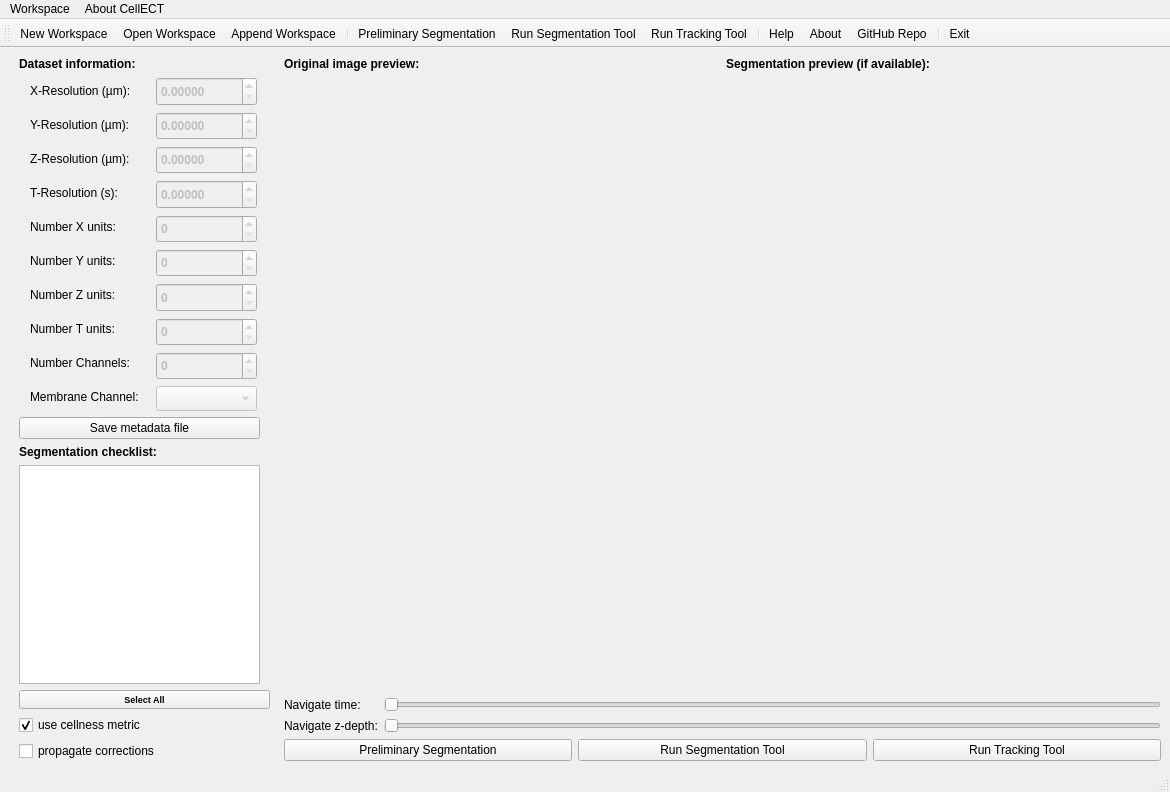
Above: CellECT/gui/layout.ui from ddiana/CellECT before the change. Below: the same form after it.
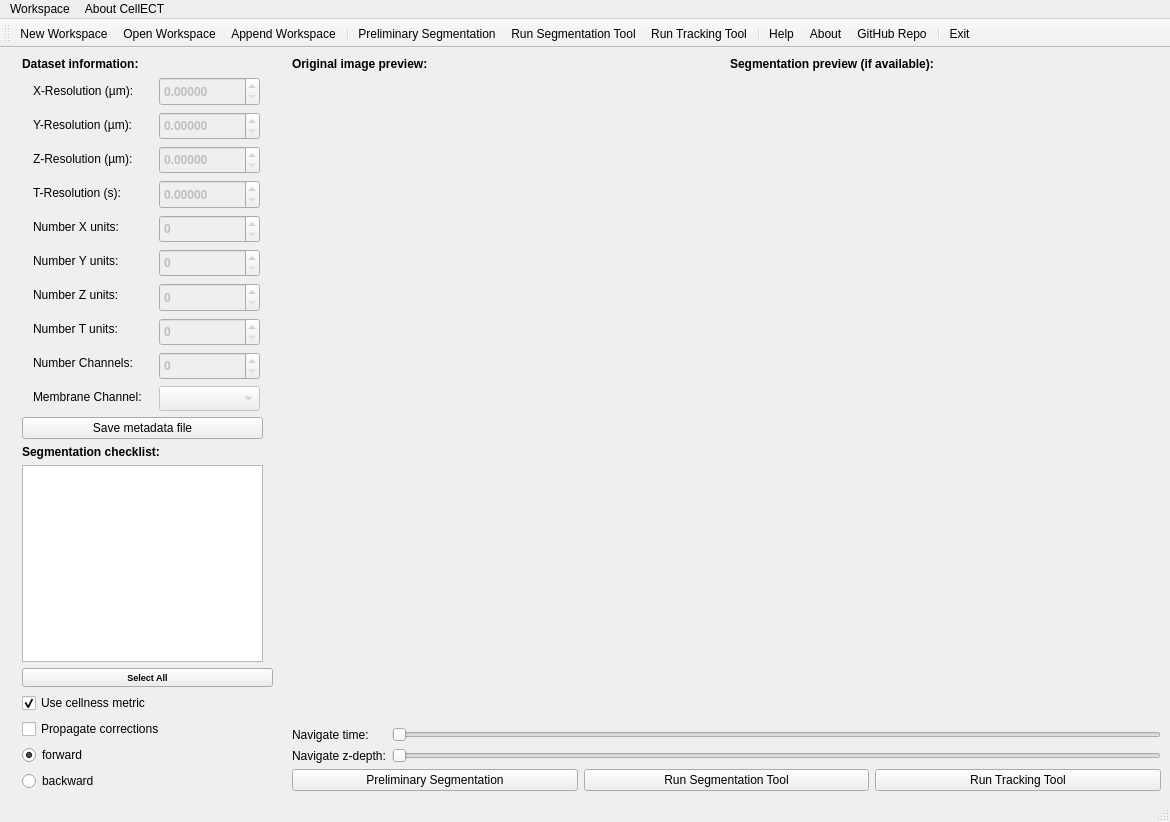
That is the form after the change. Icons and pictures are not drawn.

Commit message: implemeted propagate forward

The edit to the form file:
```diff
--- a/CellECT/gui/layout.ui
+++ b/CellECT/gui/layout.ui
@@ -7,7 +7,7 @@
     <x>0</x>
     <y>0</y>
     <width>1170</width>
-    <height>792</height>
+    <height>822</height>
    </rect>
   </property>
   <property name="sizePolicy">
@@ -31,8 +31,8 @@
       </property>
       <property name="sizeHint" stdset="0">
        <size>
-        <width>10</width>
-        <height>20</height>
+        <width>13</width>
+        <height>17</height>
        </size>
       </property>
      </spacer>
@@ -681,7 +681,7 @@
          </sizepolicy>
         </property>
         <property name="text">
-         <string>use cellness metric</string>
+         <string>Use cellness metric</string>
         </property>
         <property name="checked">
          <bool>true</bool>
@@ -694,13 +694,30 @@
          <bool>true</bool>
         </property>
         <property name="text">
-         <string>propagate corrections</string>
+         <string>Propagate corrections</string>
         </property>
         <property name="checked">
          <bool>false</bool>
         </property>
        </widget>
       </item>
+      <item>
+       <widget class="QRadioButton" name="radioButton_forward">
+        <property name="text">
+         <string>forward</string>
+        </property>
+        <property name="checked">
+         <bool>true</bool>
+        </property>
+       </widget>
+      </item>
+      <item>
+       <widget class="QRadioButton" name="radioButton_backward">
+        <property name="text">
+         <string>backward</string>
+        </property>
+       </widget>
+      </item>
      </layout>
     </item>
     <item>
@@ -713,8 +730,8 @@
       </property>
       <property name="sizeHint" stdset="0">
        <size>
-        <width>8</width>
-        <height>20</height>
+        <width>13</width>
+        <height>17</height>
        </size>
       </property>
      </spacer>
```
Left out of the diff: 2 changed lines with no effect on the pictures. The commit also changes 3 other files.
